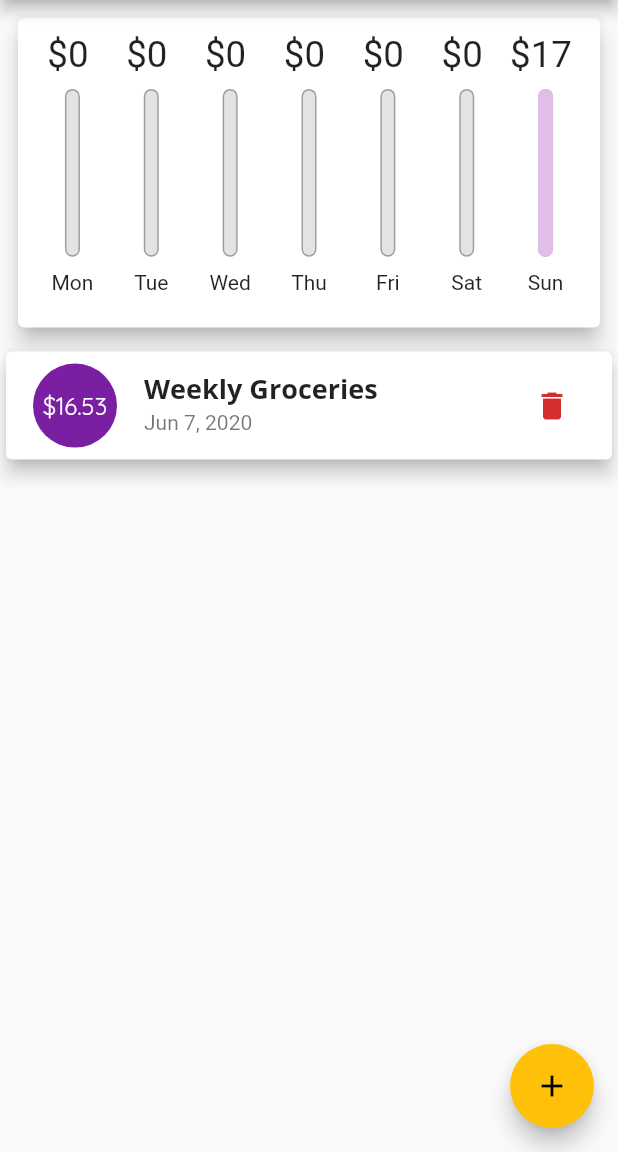
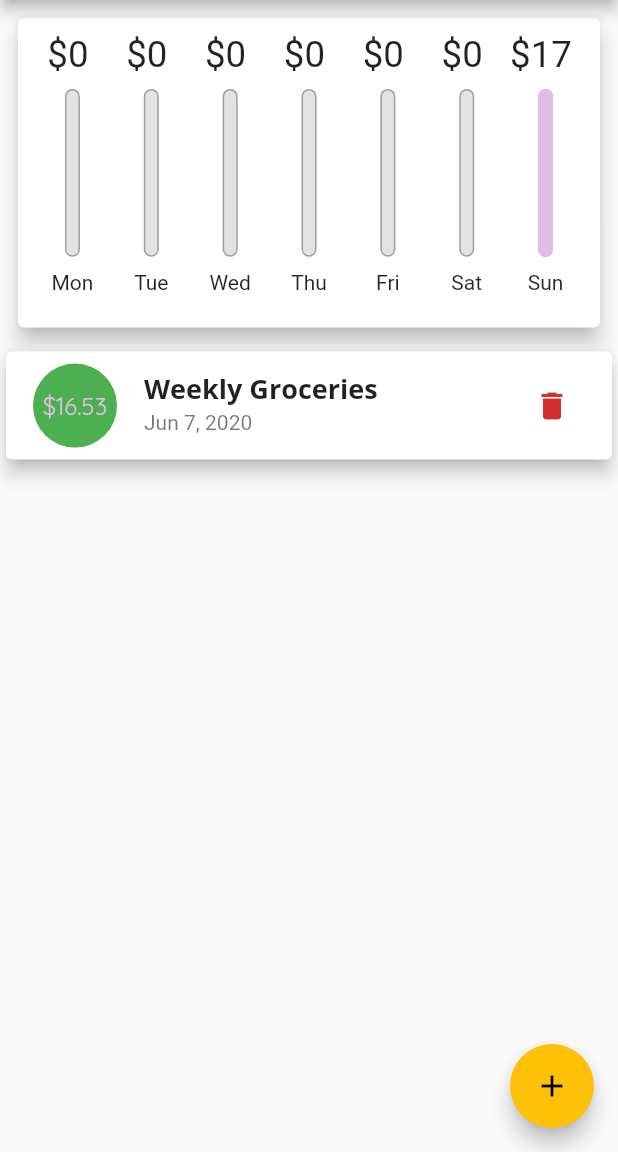
Before and after one commit to cyx977/expense_calculator, a Flutter app: the screen it shows after launch, after a tap on the "delete" icon, on a phone screen of 412 x 824 dp, the part 84-1236 px from its top. Run offline on Flutter 3.47's test engine with Material 2 defaults, Android fonts, the phone set to English and light mode, and no system bars; our stand-ins replace pdf; missing offline and left inert: flutter_full_pdf_viewer.

Commit message:
color for keys problem

```diff
--- a/lib/widgets/transaction_list.dart
+++ b/lib/widgets/transaction_list.dart
@@ -1,3 +1,5 @@
+import 'dart:math';
+
 import 'package:flutter/material.dart';
 import 'package:intl/intl.dart';
 
@@ -34,38 +36,75 @@ class TransactionList extends StatelessWidget {
           })
         : ListView.builder(
             itemBuilder: (ctx, index) {
+              return TransactionItem(
+                  transaction: transactions[index],
+                  removeTransaction: removeTransaction);
+            },
+            itemCount: transactions.length,
+          );
+  }
+}
+
+class TransactionItem extends StatefulWidget {
+  const TransactionItem({
+    Key key,
+    @required this.transaction,
+    @required this.removeTransaction,
+  }) : super(key: key);
+
+  final Transaction transaction;
+  final Function removeTransaction;
+
+  @override
+  _TransactionItemState createState() => _TransactionItemState();
+}
+
+class _TransactionItemState extends State<TransactionItem> {
+  Color _bgcolor;
+  @override
+  void initState() {
+    super.initState();
+    const colors = [
+      Colors.green,
+      Colors.red,
+      Colors.orange,
+      Colors.yellow,
+    ];
+    _bgcolor = colors[Random().nextInt(4)];
+  }
+
+  @override
+  Widget build(BuildContext context) {
     return Card(
       elevation: 5,
       child: ListTile(
         leading: CircleAvatar(
+          backgroundColor: _bgcolor,
           radius: 30,
           child: Padding(
             padding: EdgeInsets.all(7),
             child: FittedBox(
               child: Text(
-                          "\$${transactions[index].amount}",
+                "\$${widget.transaction.amount}",
               ),
             ),
           ),
         ),
         title: Text(
-                    "${transactions[index].title}",
+          "${widget.transaction.title}",
           style: Theme.of(context).textTheme.headline6,
         ),
         subtitle: Text(
-                    "${DateFormat.yMMMd().format(transactions[index].date)}",
+          "${DateFormat.yMMMd().format(widget.transaction.date)}",
         ),
         trailing: IconButton(
           onPressed: () {
-                      removeTransaction(id: transactions[index].id);
+            widget.removeTransaction(id: widget.transaction.id);
           },
           icon: Icon(Icons.delete),
           color: Theme.of(context).errorColor,
         ),
       ),
     );
-            },
-            itemCount: transactions.length,
-          );
   }
 }
```
Lines whose indentation alone changed are shown as unchanged.
